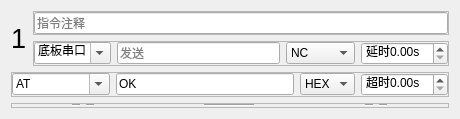
This is test_item_interface.ui in m-RNA/labview-ini-editor as Qt 5 draws it before an edit. The edited form follows.
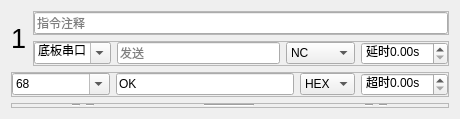
This is the edited form.

Commit message: 更新描述：cmdType options in labviewsetting.h and test_item_interface.ui

Patch:
```diff
--- a/test_item_interface.ui
+++ b/test_item_interface.ui
@@ -280,6 +280,11 @@
         <property name="currentIndex">
          <number>0</number>
         </property>
+        <item>
+         <property name="text">
+          <string>68</string>
+         </property>
+        </item>
         <item>
          <property name="text">
           <string>AT</string>
```
Left out of the diff: 9 changed lines with no effect on the pictures. The commit also changes 1 other file.
